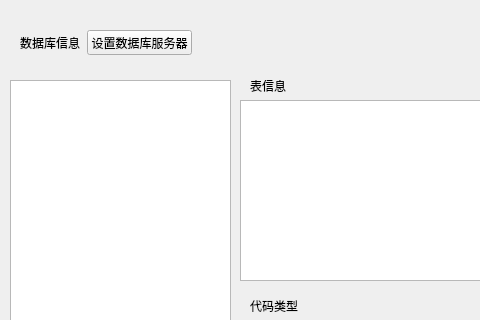
Qt form mainwindow.ui (KalumCode/CodePlus) before a commit; both pictures show x 0 to 480 and y 0 to 320 of the 1024 by 768 pixel window.
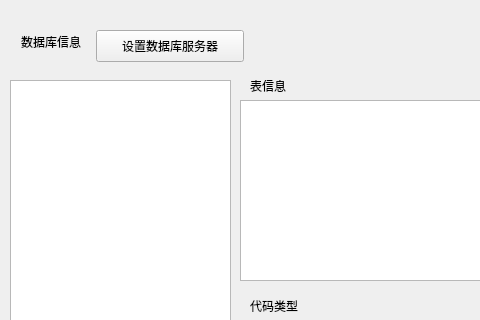
The same form after that commit.

Commit message: [IMP]修改连接数据库

The edit to the form file:
```diff
--- a/mainwindow.ui
+++ b/mainwindow.ui
@@ -121,31 +121,31 @@
      </item>
     </layout>
    </widget>
-   <widget class="QWidget" name="">
+   <widget class="QPushButton" name="pushButton">
     <property name="geometry">
      <rect>
-      <x>20</x>
+      <x>96</x>
       <y>30</y>
-      <width>172</width>
-      <height>25</height>
+      <width>148</width>
+      <height>32</height>
      </rect>
     </property>
-    <layout class="QHBoxLayout" name="horizontalLayout_2">
-     <item>
-      <widget class="QLabel" name="label">
-       <property name="text">
-        <string>数据库信息</string>
-       </property>
-      </widget>
-     </item>
-     <item>
-      <widget class="QPushButton" name="pushButton">
-       <property name="text">
-        <string>设置数据库服务器</string>
-       </property>
-      </widget>
-     </item>
-    </layout>
+    <property name="text">
+     <string>设置数据库服务器</string>
+    </property>
+   </widget>
+   <widget class="QLabel" name="label">
+    <property name="geometry">
+     <rect>
+      <x>21</x>
+      <y>34</y>
+      <width>67</width>
+      <height>16</height>
+     </rect>
+    </property>
+    <property name="text">
+     <string>数据库信息</string>
+    </property>
    </widget>
   </widget>
   <widget class="QMenuBar" name="menubar">
```
Left out of the diff: 2 changed lines with no effect on the pictures. The commit also changes 4 other files.
